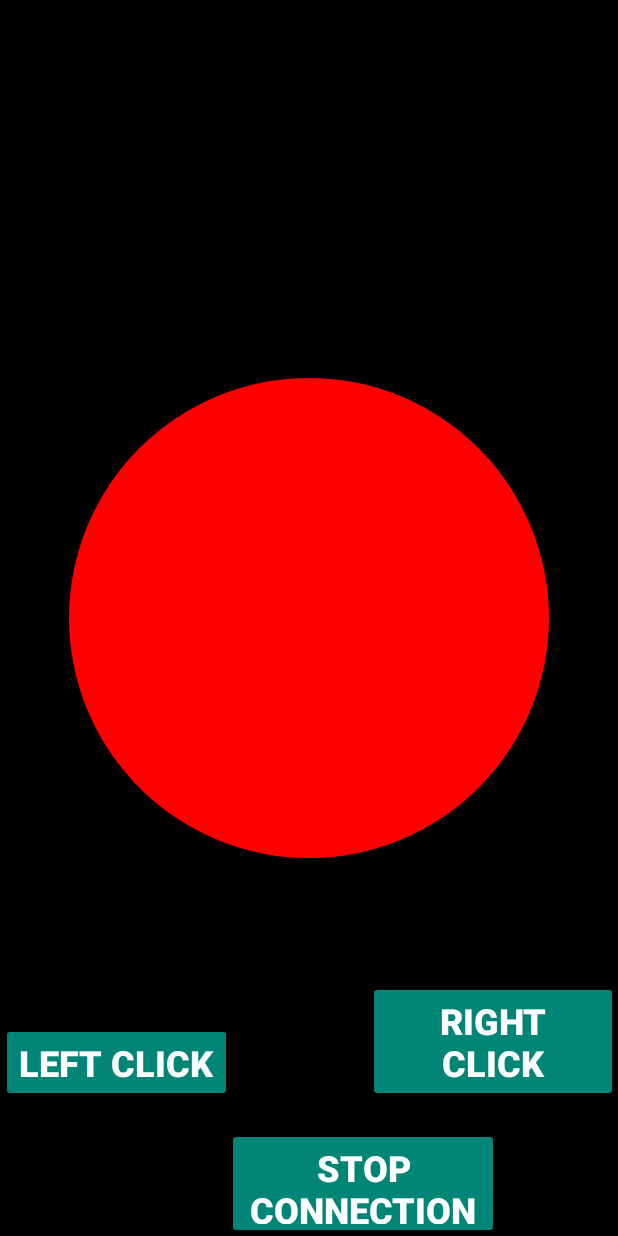
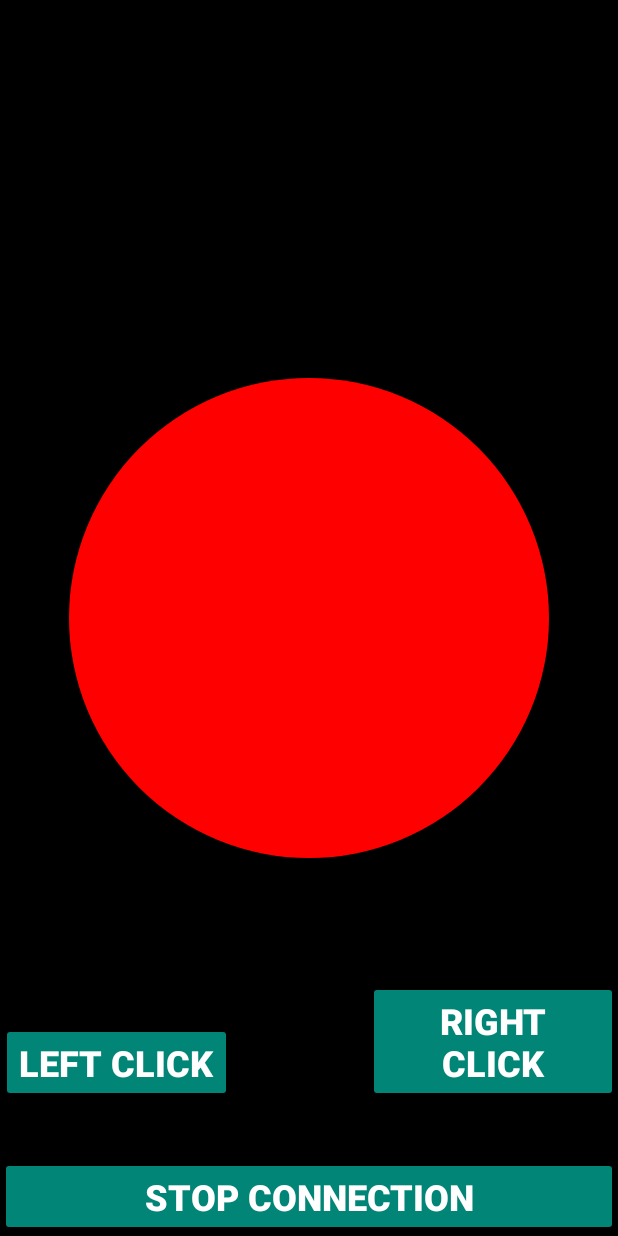
Before and after one commit to Sadya-afreen/L4Project-RemoteTouchscreenControl, an Android app: the MainActivity screen opened directly, with no data from a screen before it, on a phone screen of 412 x 824 dp. Run offline under Robolectric (Android 15) with nearby library versions, the light colour scheme and no system bars; 1 statement that could not run was skipped.

Commit message:
Trackball Technique App-Client side

```diff
--- a/trackball/app/src/main/java/com/example/trackball/CircleTrackball.java
+++ b/trackball/app/src/main/java/com/example/trackball/CircleTrackball.java
@@ -8,6 +8,8 @@ import android.view.View;
 
 import androidx.annotation.RequiresApi;
 
+
+/** Class for inner circular trackball view */
 public class CircleTrackball extends View {
 
     public CircleTrackball(Context context) {
--- a/trackball/app/src/main/java/com/example/trackball/MainActivity.java
+++ b/trackball/app/src/main/java/com/example/trackball/MainActivity.java
@@ -22,11 +22,13 @@ import java.util.ArrayList;
 
 public class MainActivity extends AppCompatActivity {
 
-    RelativeLayout virtualTrackball = null;
-    private static CircleTrackball ball;
+    RelativeLayout virtualTrackball = null;                  // Grab outer circle layout
+    private static CircleTrackball ball;                     // Grab inner circle layout
     Socket_Service mBoundService;
     ArrayList<Integer> list = new ArrayList<>();
     protected static boolean mRunning = false;
+
+    /** Client Socket connection establishment using Service */
     private ServiceConnection mConnection = new ServiceConnection() {
 
         @Override
@@ -75,10 +77,10 @@ public class MainActivity extends AppCompatActivity {
                     new StrictMode.ThreadPolicy.Builder().permitAll().build();
             StrictMode.setThreadPolicy(policy);
         }
-        final String hostname = getIntent().getStringExtra("IP");
+        final String hostname = getIntent().getStringExtra("IP");       // IP address of the server received to establish connection
         startService(new Intent(MainActivity.this, Socket_Service.class).putExtra("IP",hostname));
     //    mBoundService.sendMessage("20,40");
-        doBindService();
+         doBindService();                                             // initiate client socket
          int backgroundTrackball = R.drawable.bg_trackball;
          int backgroundDpad = R.color.transparent;
 
@@ -86,7 +88,7 @@ public class MainActivity extends AppCompatActivity {
         Button leftClick = (Button) findViewById(R.id.L_btn);
         leftClick.setOnTouchListener(new View.OnTouchListener() {
             @Override
-            public boolean onTouch(View v, MotionEvent event) {
+            public boolean onTouch(View v, MotionEvent event) {                         // Left click message sent to the server to execute a left click
                 if(event.getAction() == MotionEvent.ACTION_DOWN) {
                     Log.i("leftclick","");
                     if(mBoundService!=null){
@@ -108,7 +110,7 @@ public class MainActivity extends AppCompatActivity {
         Button rightClick = (Button) findViewById(R.id.R_btn);
         rightClick.setOnTouchListener(new View.OnTouchListener() {
             @Override
-            public boolean onTouch(View v, MotionEvent event) {
+            public boolean onTouch(View v, MotionEvent event) {                                          // Right click message sent to the server to execute a right click
                 if(event.getAction() == MotionEvent.ACTION_DOWN) {
                     Log.i("rightclick","");
                     if(mBoundService!=null){
@@ -129,26 +131,12 @@ public class MainActivity extends AppCompatActivity {
 
         virtualTrackball.setOnTouchListener(new View.OnTouchListener() {
             @Override
-            public boolean onTouch(View v, MotionEvent event) {
+            public boolean onTouch(View v, MotionEvent event) {                       // Detect Finger touch movements on the inner (smaller) trackball
                 if (ball==null)
                     ball = (CircleTrackball) virtualTrackball.getChildAt(1);
                 switch (event.getAction()){
                     case MotionEvent.ACTION_DOWN:
                         ball.onTouchEvent(event);
-//                        int xBall = (int) event.getX() - ball.getWidth() / 2;
-//                        int yBall = (int) event.getY() - ball.getHeight() / 2;
-//                        if (xBall < 0)
-//                            xBall = 0;
-//                        if (yBall < 0)
-//                            yBall = 0;
-//                        if (event.getX() >= (virtualTrackball.getWidth() - ball.getWidth() / 2))
-//                            xBall = virtualTrackball.getWidth() - ball.getWidth();
-//                        if (event.getY() >= (virtualTrackball.getHeight() - ball.getWidth() / 2))
-//                            yBall = virtualTrackball.getHeight() - ball.getHeight();
-//
-//                        ball.setX(xBall);
-//                        ball.setY(yBall);
-//                        int pos = getPos((int) event.getX(), (int) event.getY());
                         list = checkEvent(ball,event);
 
                         break;
@@ -157,7 +145,7 @@ public class MainActivity extends AppCompatActivity {
                         if (mBoundService != null) {
 
                                  System.out.println("not null");
-                                 mBoundService.sendMessage((list.get(0) + "," + list.get(1)).toString());
+                                 mBoundService.sendMessage((list.get(0) + "," + list.get(1)).toString());  // Send x and y coordinates over the socket to server using service
 
             }
                         break;
@@ -207,7 +195,7 @@ public class MainActivity extends AppCompatActivity {
 //            }
     }
     public int getPos(int x, int y){
-        int xPos = -1,yPos = -1;
+        int xPos = -1,yPos = -1;                  // Gets the position of the inner ball
         if (x<0) xPos = 1;
         if (y<0) yPos = 1;
         if (x>=virtualTrackball.getWidth()-ball.getWidth()/2) xPos = 3;
@@ -221,6 +209,23 @@ public class MainActivity extends AppCompatActivity {
         //Key 3*3
         return 3*(yPos-1)+xPos;
     }
+
+    public void onClick(View v) {
+        switch (v.getId()) {
+            case R.id.stop_btn:
+                if (mBoundService != null) {
+                    mBoundService.sendMessage(("stop").toString());
+                }
+                break;
+
+        }
+    }
+    @Override
+    protected void onDestroy() {
+        super.onDestroy();
+        doUnbindService();
+    }
+}
 //    public static class VirtualTrackball extends RelativeLayout {
 //
 //        MainActivity t;
@@ -468,23 +473,3 @@ public class MainActivity extends AppCompatActivity {
 //
 //
 //
-    public void onClick(View v) {
-        switch (v.getId()) {
-            case R.id.stop_btn:
-                if (mBoundService != null) {
-                    mBoundService.sendMessage(("stop").toString());
-                }
-                break;
-//        case R.id.R_btn:
-//            if (mBoundService != null) {
-//                mBoundService.sendMessage(("rightclick").toString());
-//            }
-//            break;
-        }
-    }
-    @Override
-    protected void onDestroy() {
-        super.onDestroy();
-        doUnbindService();
-    }
-}
--- a/trackball/app/src/main/java/com/example/trackball/Send_ip.java
+++ b/trackball/app/src/main/java/com/example/trackball/Send_ip.java
@@ -7,6 +7,9 @@ import android.widget.EditText;
 
 import androidx.appcompat.app.AppCompatActivity;
 
+/**
+ * Starting screen interface that allows users to enter the IP address of the servers t start a connection.
+ */
 public class Send_ip extends AppCompatActivity implements View.OnClickListener{
     @Override
     protected void onCreate(Bundle savedInstanceState) {
--- a/trackball/app/src/main/java/com/example/trackball/Socket_Service.java
+++ b/trackball/app/src/main/java/com/example/trackball/Socket_Service.java
@@ -14,7 +14,9 @@ import java.io.BufferedWriter;
 import java.io.OutputStreamWriter;
 import java.io.PrintWriter;
 import java.net.Socket;
-
+/**
+ * Socket service class to establish a connection with the server side of the application using sockets.
+ */
 public class Socket_Service extends Service {
 
     String hostname = null;
--- a/trackball/app/src/main/res/layout/activity_main.xml
+++ b/trackball/app/src/main/res/layout/activity_main.xml
@@ -40,17 +40,18 @@
         android:textAllCaps="true"
         android:textSize="24sp"
         android:textStyle="bold" />
+
     <Button
         android:id="@+id/stop_btn"
         style="@style/Widget.AppCompat.Button.Colored"
-        android:layout_width="181dp"
-        android:layout_height="74dp"
+        android:layout_width="match_parent"
+        android:layout_height="wrap_content"
         android:layout_alignParentEnd="true"
         android:layout_alignParentRight="true"
         android:layout_alignParentBottom="true"
-        android:layout_marginEnd="79dp"
-        android:layout_marginRight="79dp"
-        android:layout_marginBottom="-2dp"
+        android:layout_marginEnd="0dp"
+        android:layout_marginRight="0dp"
+        android:layout_marginBottom="0dp"
         android:onClick="onClick"
         android:text="Stop Connection"
         android:textAllCaps="true"
```
